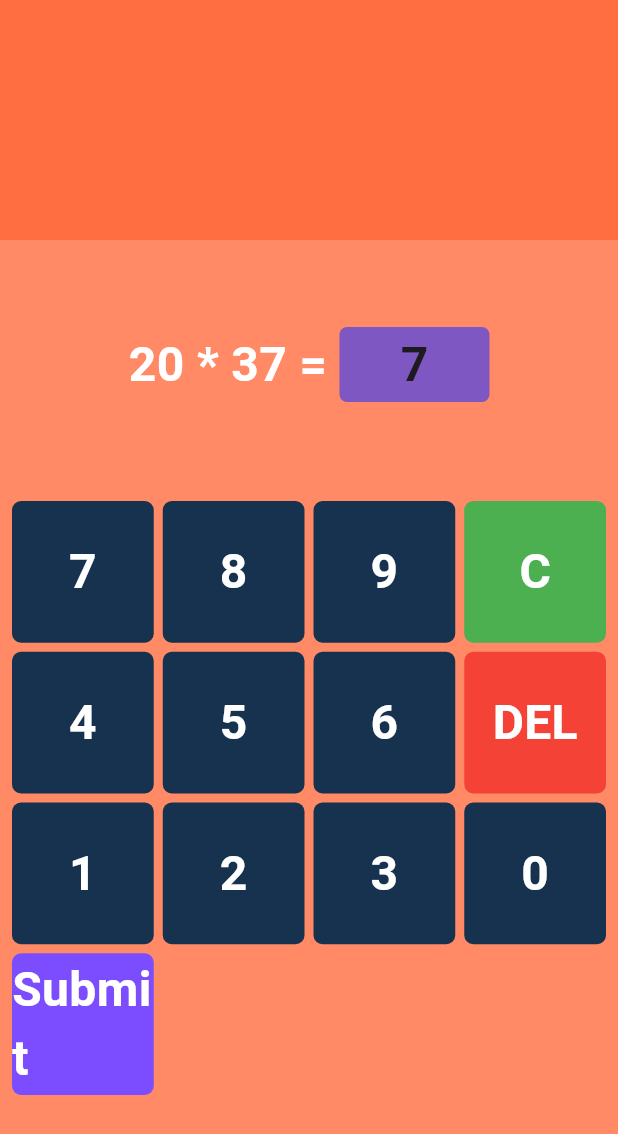
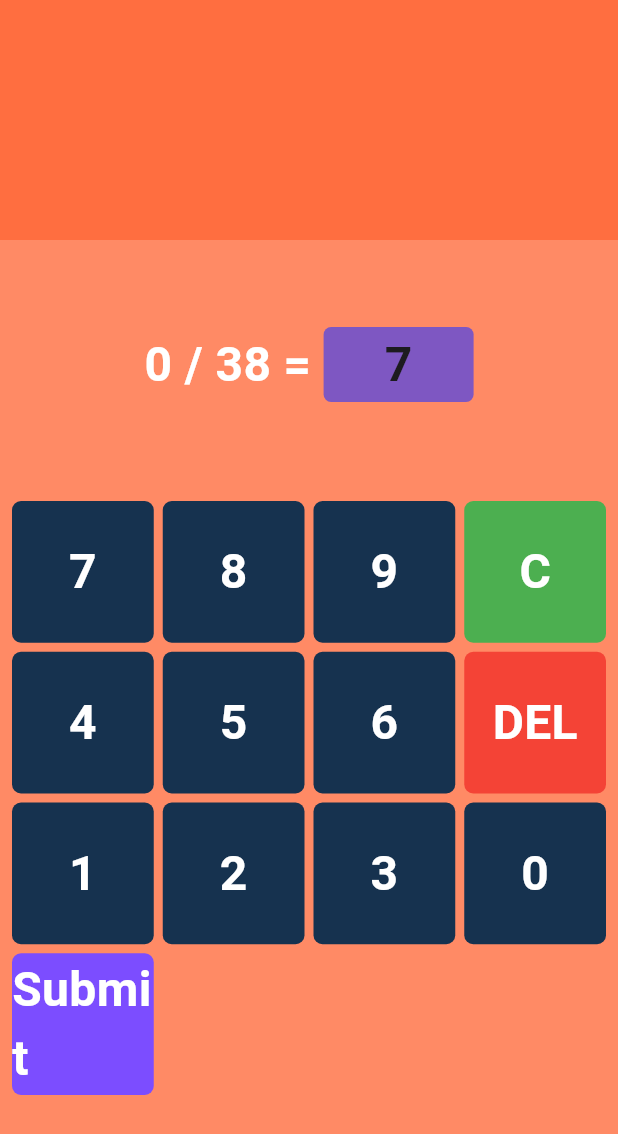
Before and after one commit to ravenuy17/finalproject-mobprog, a Flutter app: the screen it shows after launch, after a tap on an icon or button, on a phone screen of 412 x 824 dp. Shown: the top 1134 px of the screen. Run offline on Flutter 3.47's test engine with Material 3 defaults, Android fonts, the phone set to English and light mode, and no system bars.

Commit message:
Division.dart

```diff
--- /dev/null
+++ b/lib/division.dart
@@ -0,0 +1,195 @@
+import 'package:flutter/material.dart';
+import 'package:flutter/rendering.dart';
+import 'dart:math';
+
+import 'package:flutter_application_5_experiment/constant.dart';
+import 'package:flutter_application_5_experiment/util/numKey.dart';
+import 'package:flutter_application_5_experiment/util/result.dart';
+
+class Division extends StatefulWidget {
+  const Division({Key? key}) : super(key: key);
+
+  @override
+  State<Division> createState() => _Division();
+}
+
+class _Division extends State<Division> {
+  List<String> numPad = [
+    '7',
+    '8',
+    '9',
+    'C',
+    '4',
+    '5',
+    '6',
+    'DEL',
+    '1',
+    '2',
+    '3',
+    '0',
+    'Submit',
+  ];
+  // subtrahend
+  int numberA = 0;
+  int numberB = 0;
+  // difference or user answer
+  String userAnswer = '';
+
+  void generateNumbers() {
+    numberA = randomNumber.nextInt(100) * numberB;
+    numberB = randomNumber.nextInt(100) + 1;
+
+    setState(() {});
+  }
+
+  void checkResult() {
+    try {
+      int userAnswerInt = int.parse(userAnswer);
+
+      if (numberA ~/ numberB == userAnswerInt) {
+        showDialog(
+          context: context,
+          builder: (context) {
+            return ResultMessage(
+              message: 'Great job!',
+              onTap: () => goToNextQuestion(context),
+              icon: Icons.arrow_forward,
+            );
+          },
+        );
+      } else {
+        showDialog(
+          context: context,
+          builder: (context) {
+            return ResultMessage(
+              message: 'Sorry, try again',
+              onTap: () => goBackToQuestion(context),
+              icon: Icons.rotate_left,
+            );
+          },
+        );
+      }
+    } catch (e) {
+      // Handle parsing errors
+      showDialog(
+        context: context,
+        builder: (context) {
+          return ResultMessage(
+            message: 'Invalid input! Please enter a number.',
+            onTap: () {
+              Navigator.of(context).pop();
+            },
+            icon: Icons.warning,
+          );
+        },
+      );
+    }
+  }
+
+  // tap button
+  void buttonTap(String button) {
+    setState(() {
+      if (button == 'Submit') {
+        checkResult();
+      } else if (button == 'C') {
+        userAnswer = '';
+      } else if (button == 'DEL') {
+        if (userAnswer.isNotEmpty) {
+          userAnswer = userAnswer.substring(0, userAnswer.length - 1);
+        }
+      } else if (userAnswer.length < 4) {
+        userAnswer += button;
+      }
+    });
+  }
+
+  var randomNumber = Random();
+
+  void goToNextQuestion(BuildContext context) {
+    Navigator.of(context).pop();
+
+    setState(() {
+      userAnswer = '';
+    });
+
+    generateNumbers();
+  }
+
+  void goBackToQuestion(BuildContext context) {
+    Navigator.of(context).pop();
+    setState(() {
+      userAnswer = '';
+    });
+
+    generateNumbers();
+  }
+
+  @override
+  void initState() {
+    super.initState();
+    generateNumbers();
+  }
+
+  @override
+  Widget build(BuildContext context) {
+    return Scaffold(
+      backgroundColor: Colors.deepOrange[300],
+      body: Column(
+        children: [
+          Container(
+            height: 160,
+            color: Colors.deepOrangeAccent,
+          ),
+          Expanded(
+            child: Container(
+              child: Center(
+                child: Row(
+                  mainAxisAlignment: MainAxisAlignment.center,
+                  children: [
+                    Text(
+                      '$numberA / $numberB = ',
+                      style: whiteTextStyle,
+                    ),
+                    Container(
+                      height: 50,
+                      width: 100,
+                      decoration: BoxDecoration(
+                        color: Colors.deepPurple[400],
+                        borderRadius: BorderRadius.circular(5),
+                      ),
+                      child: Center(
+                        child: Text(
+                          userAnswer,
+                          style: defaultTextStyle,
+                        ),
+                      ),
+                    ),
+                  ],
+                ),
+              ),
+            ),
+          ),
+          Expanded(
+            flex: 3,
+            child: Padding(
+              padding: const EdgeInsets.all(5.0),
+              child: GridView.builder(
+                itemCount: numPad.length,
+                physics: const NeverScrollableScrollPhysics(),
+                gridDelegate: const SliverGridDelegateWithFixedCrossAxisCount(
+                  crossAxisCount: 4,
+                ),
+                itemBuilder: (context, index) {
+                  return MyButton(
+                    child: numPad[index],
+                    onTap: () => buttonTap(numPad[index]),
+                  );
+                },
+              ),
+            ),
+          ),
+        ],
+      ),
+    );
+  }
+}
--- a/lib/main.dart
+++ b/lib/main.dart
@@ -1,5 +1,6 @@
 import 'package:flutter/material.dart';
 import 'package:flutter_application_5_experiment/addition.dart';
+import 'package:flutter_application_5_experiment/division.dart';
 import 'package:flutter_application_5_experiment/multiplication.dart';
 import 'package:flutter_application_5_experiment/subtraction.dart';
 import 'addition.dart';
@@ -15,7 +16,7 @@ class MyApp extends StatelessWidget {
   Widget build(BuildContext context) {
     return const MaterialApp(
       debugShowCheckedModeBanner: false,
-      home: Multiplication(),
+      home: Division(),
     );
   }
 }
```
